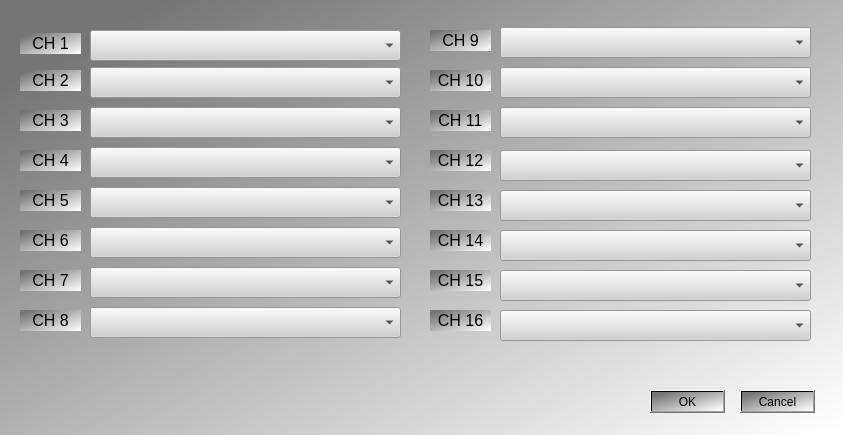
Before: the Qt Designer form AdjRaspi5qtSynthApp_1/Dialog_MidiMapper.ui in nahumbudin/AdjRaspi5qtSynthApp_1, drawn with Qt 5.
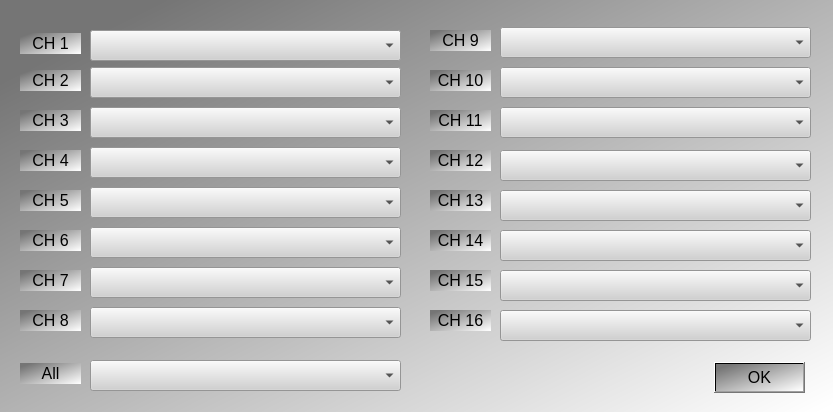
After: the same form once the commit is applied.

The edit to the form file:
```diff
--- a/AdjRaspi5qtSynthApp_1/Dialog_MidiMapper.ui
+++ b/AdjRaspi5qtSynthApp_1/Dialog_MidiMapper.ui
@@ -6,8 +6,8 @@
    <rect>
     <x>0</x>
     <y>0</y>
-    <width>843</width>
-    <height>435</height>
+    <width>833</width>
+    <height>412</height>
    </rect>
   </property>
   <property name="windowTitle">
@@ -143,12 +143,17 @@
   <widget class="QPushButton" name="pushButton_MidiMapperOK">
    <property name="geometry">
     <rect>
-     <x>650</x>
-     <y>390</y>
-     <width>75</width>
-     <height>23</height>
+     <x>714</x>
+     <y>362</y>
+     <width>91</width>
+     <height>31</height>
     </rect>
    </property>
+   <property name="font">
+    <font>
+     <pointsize>12</pointsize>
+    </font>
+   </property>
    <property name="text">
     <string>OK</string>
    </property>
@@ -563,19 +568,6 @@
     <set>Qt::AlignCenter</set>
    </property>
   </widget>
-  <widget class="QPushButton" name="pushButton_MidiMapperCancel">
-   <property name="geometry">
-    <rect>
-     <x>740</x>
-     <y>390</y>
-     <width>75</width>
-     <height>23</height>
-    </rect>
-   </property>
-   <property name="text">
-    <string>Cancel</string>
-   </property>
-  </widget>
   <widget class="QComboBox" name="comboBox_MidiMapperCh_4">
    <property name="geometry">
     <rect>
@@ -699,6 +691,47 @@
     <set>Qt::AlignCenter</set>
    </property>
   </widget>
+  <widget class="QComboBox" name="comboBox_MidiMapperSetAll">
+   <property name="geometry">
+    <rect>
+     <x>90</x>
+     <y>360</y>
+     <width>311</width>
+     <height>31</height>
+    </rect>
+   </property>
+   <property name="font">
+    <font>
+     <pointsize>12</pointsize>
+    </font>
+   </property>
+   <property name="styleSheet">
+    <string notr="true">
+border-color: rgb(0, 0, 0);
+background-color: rgb(209, 209, 209);</string>
+   </property>
+  </widget>
+  <widget class="QLabel" name="label_MidiMapperSetAll">
+   <property name="geometry">
+    <rect>
+     <x>20</x>
+     <y>363</y>
+     <width>61</width>
+     <height>21</height>
+    </rect>
+   </property>
+   <property name="font">
+    <font>
+     <pointsize>12</pointsize>
+    </font>
+   </property>
+   <property name="text">
+    <string>All</string>
+   </property>
+   <property name="alignment">
+    <set>Qt::AlignCenter</set>
+   </property>
+  </widget>
  </widget>
  <resources/>
  <connections/>
```
